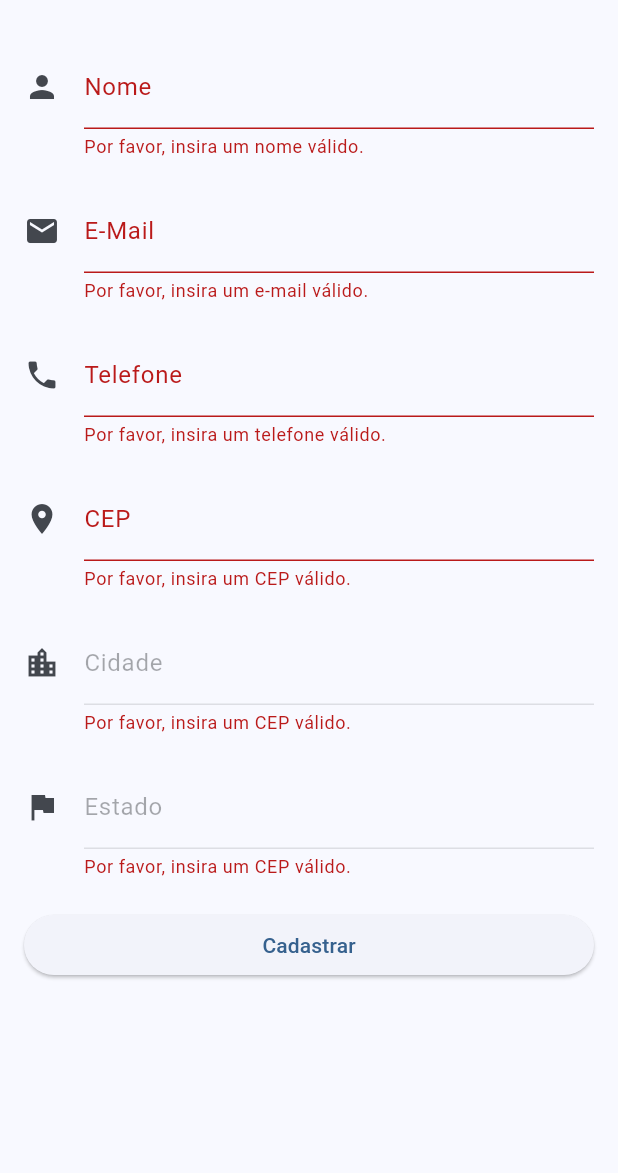
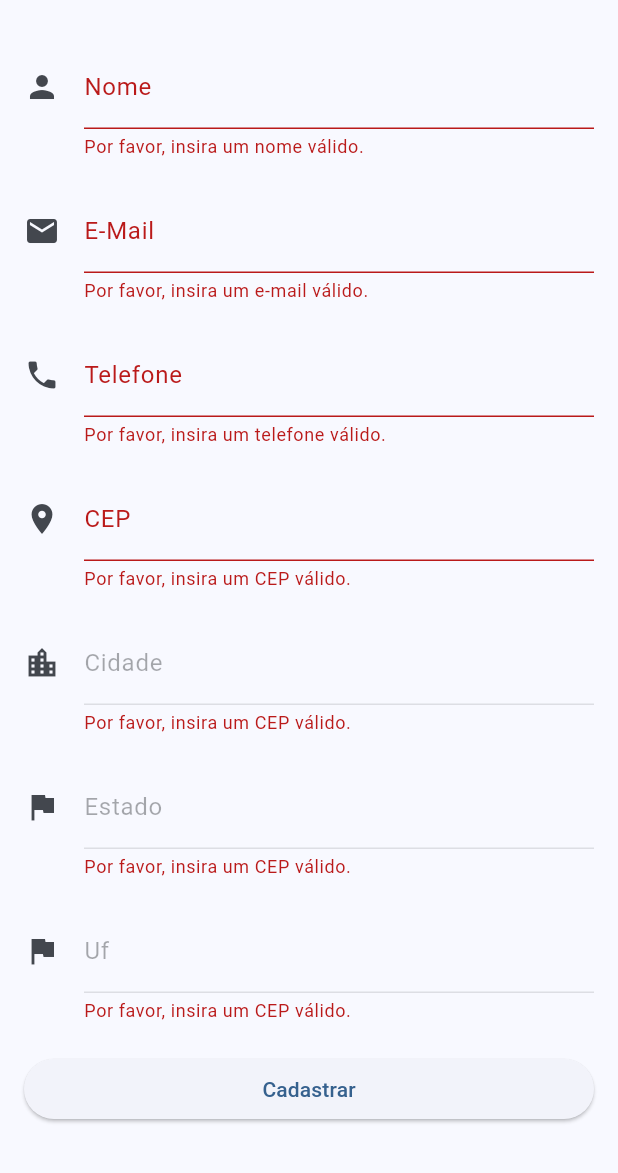
Before and after one commit to ArthurPrescinotti/Cadastro-de-Cliente, a Flutter app: the Cadastropage screen opened directly, after a tap on "Cadastrar", on a phone screen of 412 x 824 dp, the part 63-1236 px from its top. Run offline on Flutter 3.47's test engine with Material 3 defaults, Android fonts, the phone set to English and light mode, and no system bars; network calls fail.

Commit message:
Update Flutter

```diff
--- a/front_end_cliente/lib/pages/CadastroPage.dart
+++ b/front_end_cliente/lib/pages/CadastroPage.dart
@@ -20,6 +20,7 @@ class _CadastropageState extends State<Cadastropage> {
   TextEditingController cepController = TextEditingController();
   TextEditingController localidadeController = TextEditingController();
   TextEditingController estadoController = TextEditingController();
+  TextEditingController ufController = TextEditingController();
 
   final _formKey = GlobalKey<FormState>();
   @override
@@ -154,6 +155,21 @@ class _CadastropageState extends State<Cadastropage> {
                   enabled: false,
                 ),
                 SizedBox(height: 20),
+                TextFormField(
+                  controller: ufController,
+                  decoration: InputDecoration(
+                    icon: Icon(Icons.flag),
+                    labelText: "Uf",
+                  ),
+                  validator: (value) {
+                    if (value == null || value.isEmpty) {
+                      return "Por favor, insira um CEP válido.";
+                    }
+                    return null;
+                  },
+                  enabled: false,
+                ),
+                SizedBox(height: 20),
                 ElevatedButton(
                   onPressed: () {
                     if (_formKey.currentState!.validate()) {
@@ -163,6 +179,7 @@ class _CadastropageState extends State<Cadastropage> {
                       String cep = cepController.text;
                       String localidade = localidadeController.text;
                       String estado = estadoController.text;
+                      String uf = ufController.text;
 
                       cadastrarCliente(
                         nome,
@@ -171,6 +188,7 @@ class _CadastropageState extends State<Cadastropage> {
                         cep,
                         localidade,
                         estado,
+                        uf,
                       );
                     }
                   },
@@ -201,13 +219,15 @@ class _CadastropageState extends State<Cadastropage> {
         if (endereco.isNotEmpty && !endereco.containsKey('erro')) {
           setState(() {
             localidadeController.text = endereco['localidade'];
-            estadoController.text = endereco['uf'];
+            estadoController.text = endereco['estado'];
+            ufController.text = endereco['uf'];
           });
         } else {
           print("Erro: CEP invalido ou nao encontrado.");
           setState(() {
             localidadeController.text = "";
             estadoController.text = "";
+            ufController.text = "";
           });
         }
       }
@@ -216,6 +236,7 @@ class _CadastropageState extends State<Cadastropage> {
       setState(() {
         localidadeController.text = "";
         estadoController.text = "";
+        ufController.text = "";
       });
     }
   }
@@ -228,6 +249,7 @@ class _CadastropageState extends State<Cadastropage> {
     String cep,
     String localidade,
     String estado,
+    String uf,
   ) async {
     final data = {
       "nome": nome,
@@ -236,6 +258,7 @@ class _CadastropageState extends State<Cadastropage> {
       "cep": cep,
       "localidade": localidade,
       "estado": estado,
+      "uf": uf,
     };
 
     Map<String, String> headers = {
@@ -257,6 +280,7 @@ class _CadastropageState extends State<Cadastropage> {
         cepController.clear();
         localidadeController.clear();
         estadoController.clear();
+        ufController.clear();
 
         return showDialog<void>(
           context: context,
--- a/front_end_cliente/lib/pages/HomePage.dart
+++ b/front_end_cliente/lib/pages/HomePage.dart
@@ -113,6 +113,7 @@ class _HomepageState extends State<Homepage> {
                                 Text('CEP: ${cliente['cep']}'),
                                 Text('Localidade: ${cliente['localidade']}'),
                                 Text('Estado: ${cliente['estado']}'),
+                                Text('Uf: ${cliente['uf']}'),
                               ],
                             ),
                             trailing: Row(
```
Also changed, not shown: front_end_cliente/lib/pages/EditPage.dart (+25 -1 lines).
